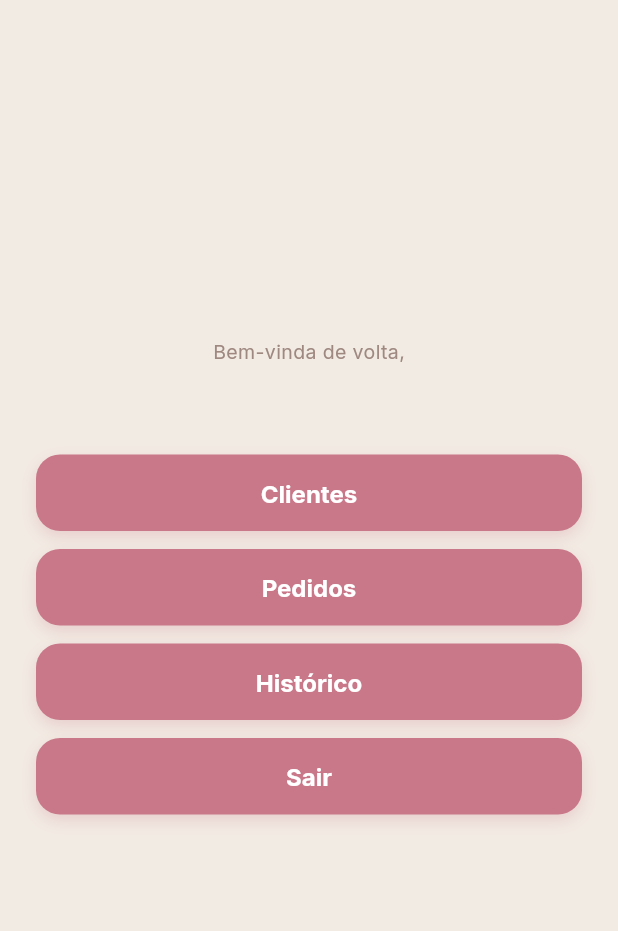
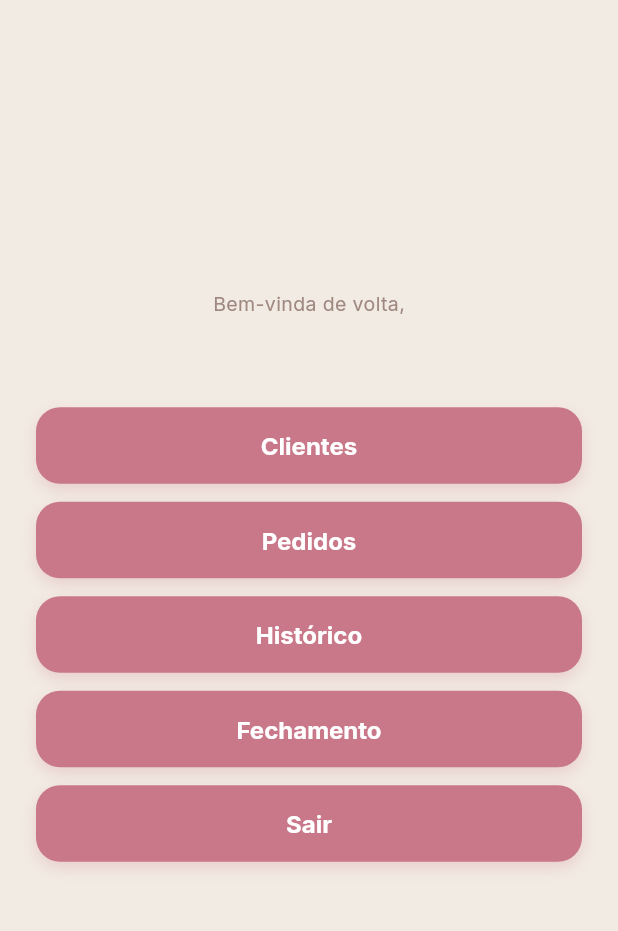
Before and after one commit to diegoruan/PEX-gestao-costura, a Flutter app: the screen it shows once a user with an empty profile is signed in, on a phone screen of 412 x 824 dp, the part 84-1015 px from its top. Run offline on Flutter 3.47's test engine with Material 3 defaults, Android fonts, the light colour scheme and no system bars; our stand-ins replace bloc_concurrency, cloud_firestore, equatable, firebase_auth, firebase_core, flutter_bloc and 4 more; accounts and stored records are empty; generated files the repository leaves out were written again.

Commit message:
feat(fechamento): tela
Seletor de mês, total do mês, valor por cliente com as peças, total geral, rota /fechamento e botão na home. Inclui tokens de tema, ícones e formatadores novos.

```diff
--- a/lib/core/routes/app_routes.dart
+++ b/lib/core/routes/app_routes.dart
@@ -18,6 +18,7 @@ abstract final class AppRoutes {
   static const pedidoEditar = 'pedido-editar';
 
   static const historico = 'historico';
+  static const fechamento = 'fechamento';
 
   static const splashPath = '/splash';
   static const loginPath = '/login';
@@ -40,6 +41,7 @@ abstract final class AppRoutes {
 
   /// Só a lista: o Figma não tem tela de detalhe do histórico.
   static const historicoPath = '/historico';
+  static const fechamentoPath = '/fechamento';
 
   /// Uso: `context.pushNamed(AppRoutes.clienteDetalhe,
   /// pathParameters: {AppRoutes.paramId: cliente.id})`.
--- a/lib/core/theme/app_assets.dart
+++ b/lib/core/theme/app_assets.dart
@@ -6,6 +6,8 @@ abstract final class AppAssets {
   static const iconeEmail = 'assets/images/icone_email.svg';
   static const iconeEndereco = 'assets/images/icone_endereco.svg';
   static const iconeChevron = 'assets/images/icone_chevron.svg';
+  static const iconeChevronEsquerda =
+      'assets/images/icone_chevron_esquerda.svg';
   static const iconeEditar = 'assets/images/icone_editar.svg';
   static const iconeMais = 'assets/images/icone_mais.svg';
   static const iconeLixeira = 'assets/images/icone_lixeira.svg';
@@ -22,4 +24,6 @@ abstract final class AppAssets {
   static const iconeEtiqueta = 'assets/images/icone_etiqueta.svg';
   static const iconeCheck = 'assets/images/icone_check.svg';
   static const iconeSalvar = 'assets/images/icone_salvar.svg';
+  static const iconePacote = 'assets/images/icone_pacote.svg';
+  static const iconeClientes = 'assets/images/icone_clientes.svg';
 }
--- a/lib/core/theme/app_colors.dart
+++ b/lib/core/theme/app_colors.dart
@@ -40,6 +40,9 @@ abstract final class AppColors {
   static const fotoSombraBase = Color(0x80000000);
   static const transparente = Color(0x00000000);
 
+  /// Fundo quase invisível dos botões do seletor de mês do fechamento.
+  static const superficieSutil = Color(0x33FFFFFF);
+
   /// Fundos dos avatares de iniciais, na ordem usada no Figma.
   static const avatares = [primaria, textoValor, alerta, sucesso];
 }
--- a/lib/core/theme/app_dimens.dart
+++ b/lib/core/theme/app_dimens.dart
@@ -112,6 +112,15 @@ abstract final class AppShadows {
     ),
   ];
 
+  /// Cartão do total geral no fim do fechamento.
+  static final cartaoDestaque = [
+    BoxShadow(
+      color: AppColors.primaria.withValues(alpha: 0.3),
+      offset: const Offset(0, 4),
+      blurRadius: 8,
+    ),
+  ];
+
   static final logo = [
     BoxShadow(
       color: AppColors.primaria.withValues(alpha: 0.25),
--- a/lib/core/theme/app_text_styles.dart
+++ b/lib/core/theme/app_text_styles.dart
@@ -323,6 +323,70 @@ abstract final class AppTextStyles {
     color: AppColors.textoSecundario,
   );
 
+  /// Mês no seletor do fechamento ("Agosto 2026").
+  static const tituloMes = TextStyle(
+    fontFamily: fontFamily,
+    fontSize: 20,
+    fontWeight: FontWeight.w700,
+    color: AppColors.textoPrincipal,
+  );
+
+  /// Textos de apoio dos totais do fechamento ("Total do mês").
+  static const legendaValor = TextStyle(
+    fontFamily: fontFamily,
+    fontSize: 12,
+    fontWeight: FontWeight.w400,
+    color: AppColors.textoValor,
+  );
+
+  /// Total do mês no topo do fechamento.
+  static const totalDestaque = TextStyle(
+    fontFamily: fontFamily,
+    fontSize: 40,
+    fontWeight: FontWeight.w700,
+    letterSpacing: -1,
+    color: AppColors.primaria,
+  );
+
+  /// Total geral no cartão do fim do fechamento.
+  static const totalGeral = TextStyle(
+    fontFamily: fontFamily,
+    fontSize: 34,
+    fontWeight: FontWeight.w700,
+    color: AppColors.primaria,
+  );
+
+  /// Números dos cartõezinhos do fechamento (peças, clientes, referência).
+  static const numeroEstatistica = TextStyle(
+    fontFamily: fontFamily,
+    fontSize: 18,
+    fontWeight: FontWeight.w700,
+    color: AppColors.primaria,
+  );
+
+  /// Nome da peça nas linhas de detalhe do cliente.
+  static const textoDetalhe = TextStyle(
+    fontFamily: fontFamily,
+    fontSize: 12.5,
+    fontWeight: FontWeight.w400,
+    color: AppColors.textoPrincipal,
+  );
+
+  static const valorDetalhe = TextStyle(
+    fontFamily: fontFamily,
+    fontSize: 12.5,
+    fontWeight: FontWeight.w700,
+    color: AppColors.textoValor,
+  );
+
+  /// Selo "Fechado" do total geral.
+  static const selo = TextStyle(
+    fontFamily: fontFamily,
+    fontSize: 13,
+    fontWeight: FontWeight.w700,
+    color: AppColors.textoValor,
+  );
+
   static const snackbar = TextStyle(
     fontFamily: fontFamily,
     fontSize: 14,
--- a/lib/features/home/presentation/home_page.dart
+++ b/lib/features/home/presentation/home_page.dart
@@ -49,6 +49,11 @@ class HomePage extends StatelessWidget {
             ),
             const SizedBox(height: AppSpacing.md),
             BotaoPrimario(
+              texto: 'Fechamento',
+              onPressed: () => context.pushNamed(AppRoutes.fechamento),
+            ),
+            const SizedBox(height: AppSpacing.md),
+            BotaoPrimario(
               texto: 'Sair',
               onPressed: () =>
                   context.read<AuthBloc>().add(const AuthLogoutSolicitado()),
```
Also changed, not shown: lib/core/routes/app_router.dart (+17 -0 lines), lib/core/utils/formatadores.dart (+8 -0 lines), lib/features/fechamento/presentation/fechamento_page.dart (added, +129 -0 lines), lib/features/fechamento/presentation/widgets/fechamento_cliente_card.dart (added, +129 -0 lines), lib/features/fechamento/presentation/widgets/resumo_fechamento.dart (added, +116 -0 lines), lib/features/fechamento/presentation/widgets/seletor_mes.dart (added, +82 -0 lines), lib/features/fechamento/presentation/widgets/total_geral_card.dart (added, +97 -0 lines), assets/images/icone_chevron_esquerda.svg (added), assets/images/icone_clientes.svg (added), assets/images/icone_pacote.svg (added), 1 other file.
